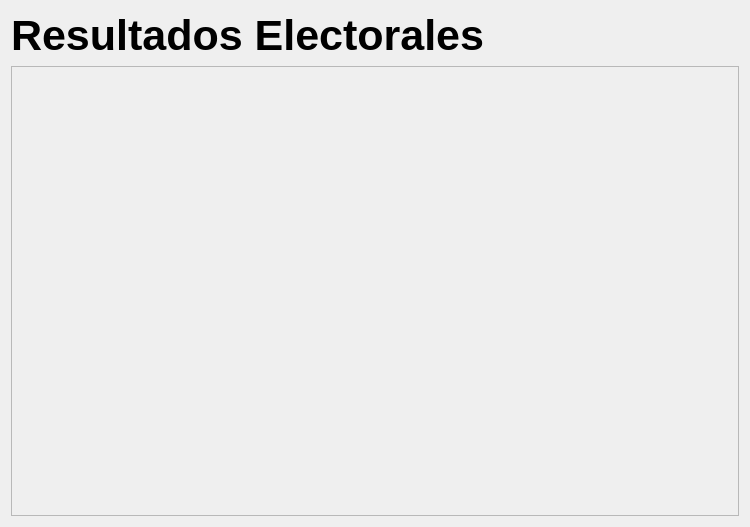
The window that forms/resultados.ui (sarahiva/IS2Proyecto1) describes before a commit, drawn with Qt 5.
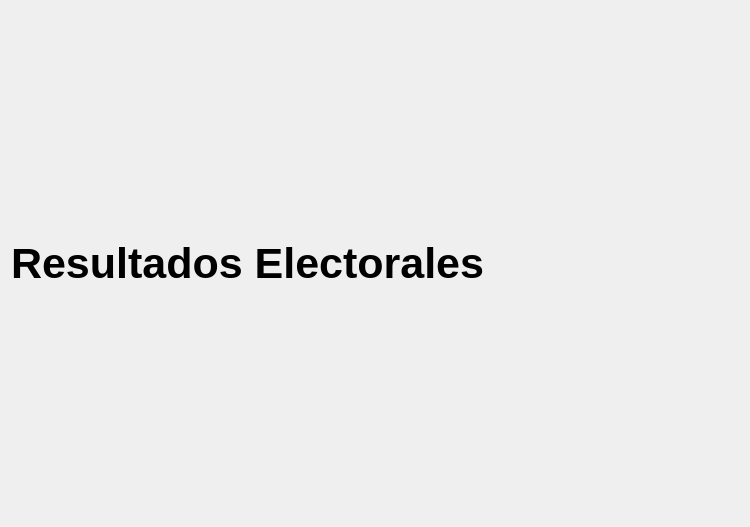
The same window after the commit.

```diff
--- a/forms/resultados.ui
+++ b/forms/resultados.ui
@@ -13,8 +13,8 @@
   <property name="windowTitle">
    <string>Form</string>
   </property>
-  <layout class="QGridLayout" name="gridLayout">
-   <item row="0" column="0">
+  <layout class="QVBoxLayout" name="verticalLayout_2" stretch="0,1">
+   <item>
     <widget class="QLabel" name="label">
      <property name="sizePolicy">
       <sizepolicy hsizetype="Preferred" vsizetype="Minimum">
@@ -34,21 +34,8 @@
      </property>
     </widget>
    </item>
-   <item row="1" column="0">
-    <widget class="QFrame" name="frsm">
-     <property name="sizePolicy">
-      <sizepolicy hsizetype="Preferred" vsizetype="Expanding">
-       <horstretch>0</horstretch>
-       <verstretch>0</verstretch>
-      </sizepolicy>
-     </property>
-     <property name="frameShape">
-      <enum>QFrame::StyledPanel</enum>
-     </property>
-     <property name="frameShadow">
-      <enum>QFrame::Raised</enum>
-     </property>
-    </widget>
+   <item>
+    <layout class="QVBoxLayout" name="resultados"/>
    </item>
   </layout>
  </widget>
```
